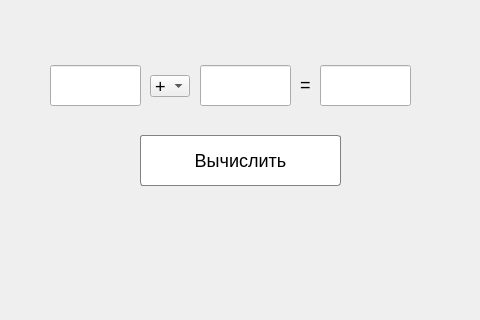
The window that Project_DM_Qt/project_dm_qt.ui (stormpero/Calculator_Qt) describes before a commit, drawn with Qt 5; both pictures show x 270 to 750 and y 284 to 604 of the 1110 by 800 pixel window.
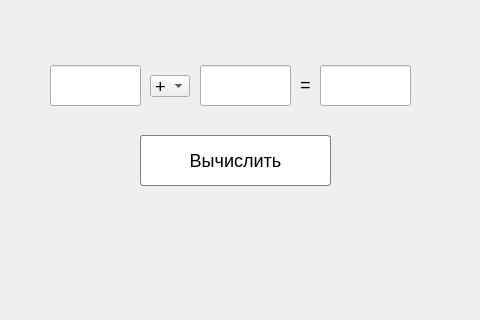
The same window after the commit. Icons and pictures are not drawn.

What changed in the file:
```diff
--- a/Project_DM_Qt/project_dm_qt.ui
+++ b/Project_DM_Qt/project_dm_qt.ui
@@ -343,7 +343,7 @@
           <rect>
            <x>140</x>
            <y>170</y>
-           <width>201</width>
+           <width>191</width>
            <height>51</height>
           </rect>
          </property>
```
Left out of the diff: 60 changed lines with no effect on the pictures.
